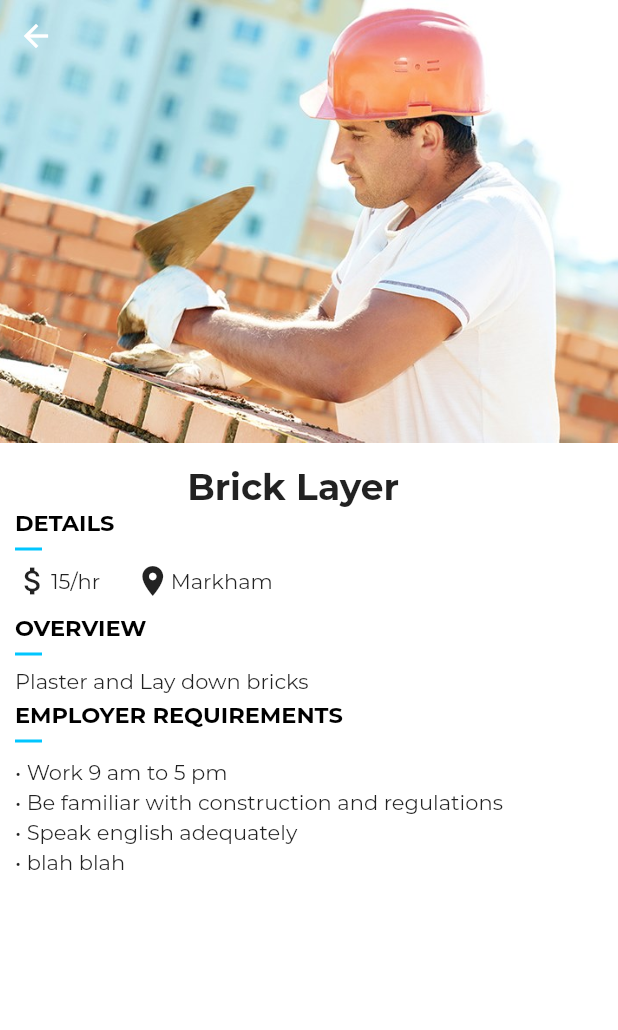
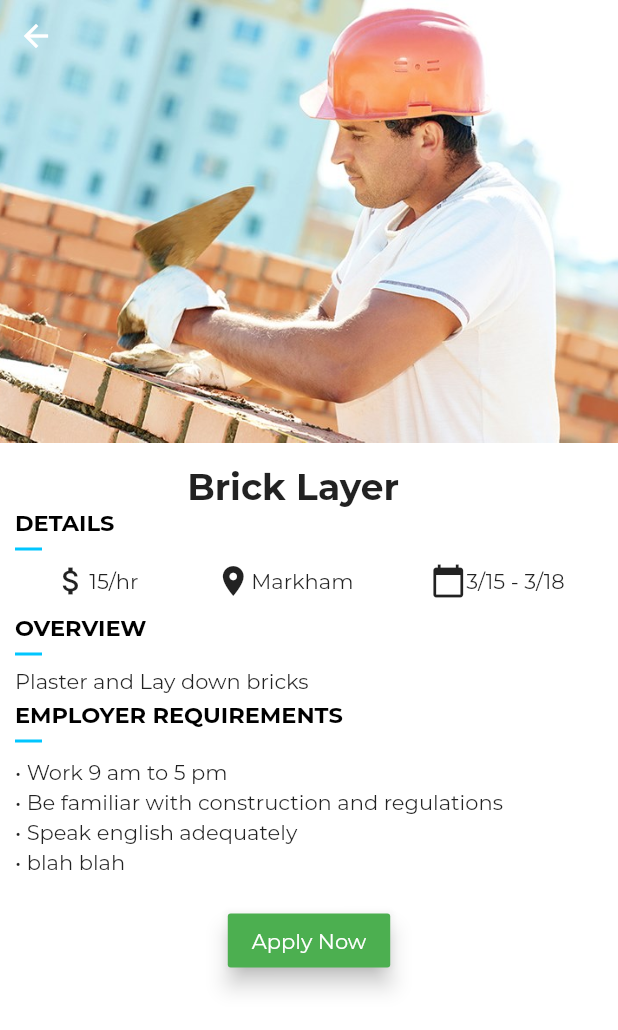
Before and after one commit to dart-dinosaurs/hyred, a Flutter app: the DetailPage screen opened directly with sample values from the repository, on a phone screen of 412 x 824 dp. Shown: the top 1030 px of the screen. Run offline on Flutter 3.47's test engine with Material 2 defaults, Android fonts, the light colour scheme and no system bars; our stand-ins replace firebase_auth; missing offline and left inert: flappy_search_bar; accounts and stored records are empty; project files that could hold a hidden picture were left out.

Commit message:
lots of stuff done lool

```diff
--- a/lib/screens/widgets/details.dart
+++ b/lib/screens/widgets/details.dart
@@ -2,15 +2,13 @@ import 'package:flutter/material.dart';
 import '../widgets/data.dart';
 import '../widgets/separator.dart';
 
-
 class DetailPage extends StatelessWidget {
-
   final Job job;
   final bool horizontal;
 
   DetailPage(this.job, {this.horizontal = true});
 
-  DetailPage.vertical(this.job): horizontal = false;
+  DetailPage.vertical(this.job) : horizontal = false;
 
   @override
   Widget build(BuildContext context) {
@@ -18,7 +16,7 @@ class DetailPage extends StatelessWidget {
       body: new Container(
         constraints: new BoxConstraints.expand(),
         color: Colors.white,
-        child: new Stack (
+        child: new Stack(
           children: <Widget>[
             _getBackground(),
             //_getGradient(),
@@ -30,9 +28,10 @@ class DetailPage extends StatelessWidget {
     );
   }
 
-  Container _getBackground () {
+  Container _getBackground() {
     return new Container(
-            child: Image(image: new AssetImage(job.image),
+      child: Image(
+        image: new AssetImage(job.image),
         fit: BoxFit.cover,
         height: 150.0,
       ),
@@ -46,10 +45,7 @@ class DetailPage extends StatelessWidget {
       height: 110.0,
       decoration: new BoxDecoration(
         gradient: new LinearGradient(
-                colors: <Color>[
-                  new Color(0x00736AB7),
-                  new Color(0xFF736AB7)
-                ],
+          colors: <Color>[new Color(0x00736AB7), new Color(0xFF736AB7)],
           stops: [0.0, 0.9],
           begin: const FractionalOffset(0.0, 0.0),
           end: const FractionalOffset(0.0, 1.0),
@@ -63,7 +59,7 @@ class DetailPage extends StatelessWidget {
     var myConditions = job.requirements.split('|');
 
     List<Widget> list = new List<Widget>();
-    for(var i = 0; i < myConditions.length; i++){
+    for (var i = 0; i < myConditions.length; i++) {
       list.add(new Text(myConditions[i]));
     }
     return new Container(
@@ -79,47 +75,84 @@ class DetailPage extends StatelessWidget {
               crossAxisAlignment: CrossAxisAlignment.start,
               children: <Widget>[
                 Container(
-                        child: Text(job.name, textAlign: TextAlign.center, style: TextStyle(fontWeight: FontWeight.bold, fontSize: 24),),
+                  child: Text(
+                    job.name,
+                    textAlign: TextAlign.center,
+                    style: TextStyle(fontWeight: FontWeight.bold, fontSize: 24),
+                  ),
                   width: MediaQuery.of(context).size.width * 0.9,
                 ),
-                      new Text('DETAILS',
+                new Text(
+                  'DETAILS',
                   style: TextStyle(
                       color: Colors.black,
                       fontSize: 15.0,
-                          fontWeight: FontWeight.bold
-                        ),),
+                      fontWeight: FontWeight.bold),
+                ),
                 new Separator(),
-                      new Row(children: <Widget>[
+                new Row(
+                  children: <Widget>[
+                    Row(children: <Widget>[
                       Icon(Icons.attach_money),
                       Text(job.salary.substring(1, job.salary.length)),
-                        Container(width: 23),
+                    ],),
+                    Row(children: <Widget>[
                       Icon(Icons.location_on),
-                        Text(job.location)
+                      Text(job.location),
                     ],),
-                      Container(height: 10,),
-                      new Text(_overviewTitle,
+                    Row(children: <Widget>[
+                      Icon(Icons.calendar_today),
+                      Text(job.date)
+                    ],)
+                  ],
+                  mainAxisAlignment: MainAxisAlignment.spaceAround,
+                ),
+                Container(
+                  height: 10,
+                ),
+                new Text(
+                  _overviewTitle,
                   style: TextStyle(
                       color: Colors.black,
                       fontSize: 15.0,
-                          fontWeight: FontWeight.bold
-                        ),),
+                      fontWeight: FontWeight.bold),
+                ),
                 new Separator(),
+                new Text(job.description),
+                Container(height: 5),
                 new Text(
-                          job.description
-                      ),
-                      Container(height: 5),
-                       new Text('EMPLOYER REQUIREMENTS',
+                  'EMPLOYER REQUIREMENTS',
                   style: TextStyle(
                       color: Colors.black,
                       fontSize: 15.0,
-                          fontWeight: FontWeight.bold
-                        ),),
+                      fontWeight: FontWeight.bold),
+                ),
                 Separator(),
                 Container(
-                        child: Column(children: myConditions.map((item) => Container(child: new Text("• " + item, textAlign: TextAlign.right), margin: EdgeInsets.fromLTRB(0, 3, 0, 0),)).toList(), mainAxisAlignment: MainAxisAlignment.start, crossAxisAlignment: CrossAxisAlignment.start),
+                  child: Column(
+                      children: myConditions
+                          .map((item) => Container(
+                                child: new Text("• " + item,
+                                    textAlign: TextAlign.right),
+                                margin: EdgeInsets.fromLTRB(0, 3, 0, 0),
+                              ))
+                          .toList(),
+                      mainAxisAlignment: MainAxisAlignment.start,
+                      crossAxisAlignment: CrossAxisAlignment.start),
                   width: MediaQuery.of(context).size.width,
                 ),
-
+                Container(
+                  alignment: Alignment(0.0, 0.0),
+                  margin: EdgeInsets.fromLTRB(0, 20, 0, 0),
+                  child: RaisedButton(
+                    child: Text("Apply Now", style: TextStyle(color: Colors.white),),
+                    elevation: 6.0,
+                    color: Colors.green,
+                    onPressed: () {
+                      applyNow(context);
+                    },
+                  ),
+                )
               ],
             ),
           ),
@@ -128,13 +161,36 @@ class DetailPage extends StatelessWidget {
     );
   }
 
+  void applyNow(BuildContext context) {
+    var alertDialog = AlertDialog(
+      content: Container(
+          height: 50,
+          width: 100,
+          child: Column(
+            children: <Widget>[
+              Text(
+                "Applied",
+                style:
+                    TextStyle(color: Colors.green, fontWeight: FontWeight.bold),
+              ),
+              Icon(
+                Icons.check,
+                color: Colors.green,
+              )
+            ],
+          )),
+    );
+
+    showDialog(
+        context: context,
+        builder: (BuildContext context) {
+          return alertDialog;
+        });
+  }
+
   Container _getToolbar(BuildContext context) {
     return new Container(
-            margin: new EdgeInsets.only(
-                top: MediaQuery
-                    .of(context)
-                    .padding
-                    .top),
+      margin: new EdgeInsets.only(top: MediaQuery.of(context).padding.top),
       child: new BackButton(color: Colors.white),
     );
   }
```
Lines whose indentation alone changed are shown as unchanged.
